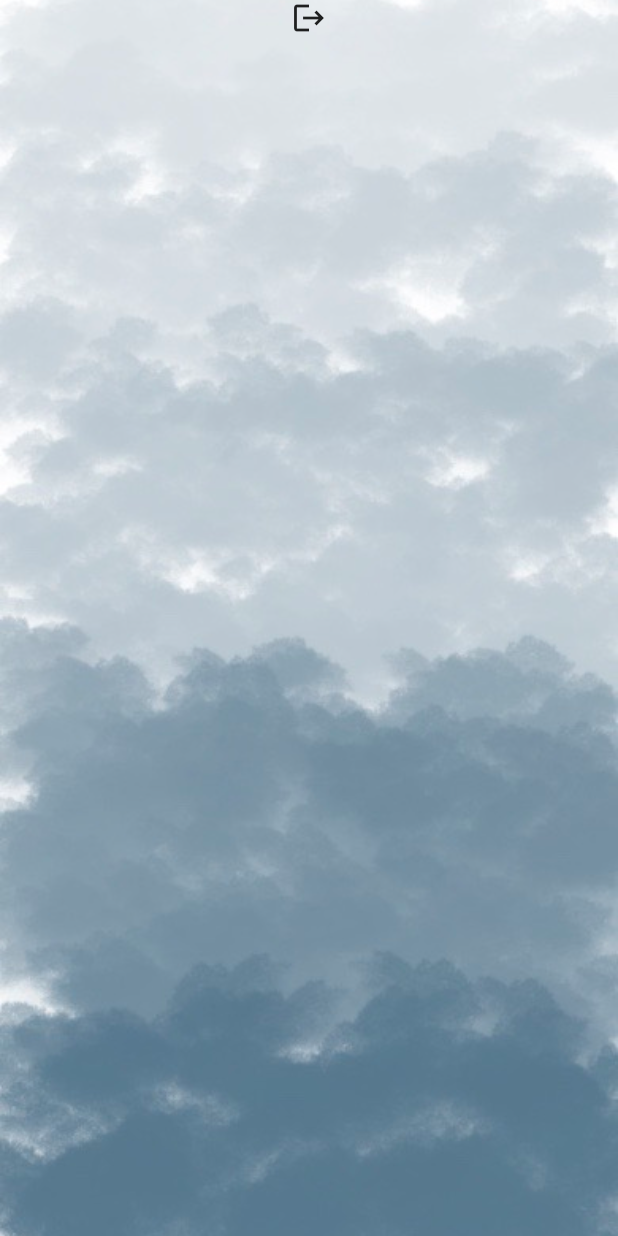
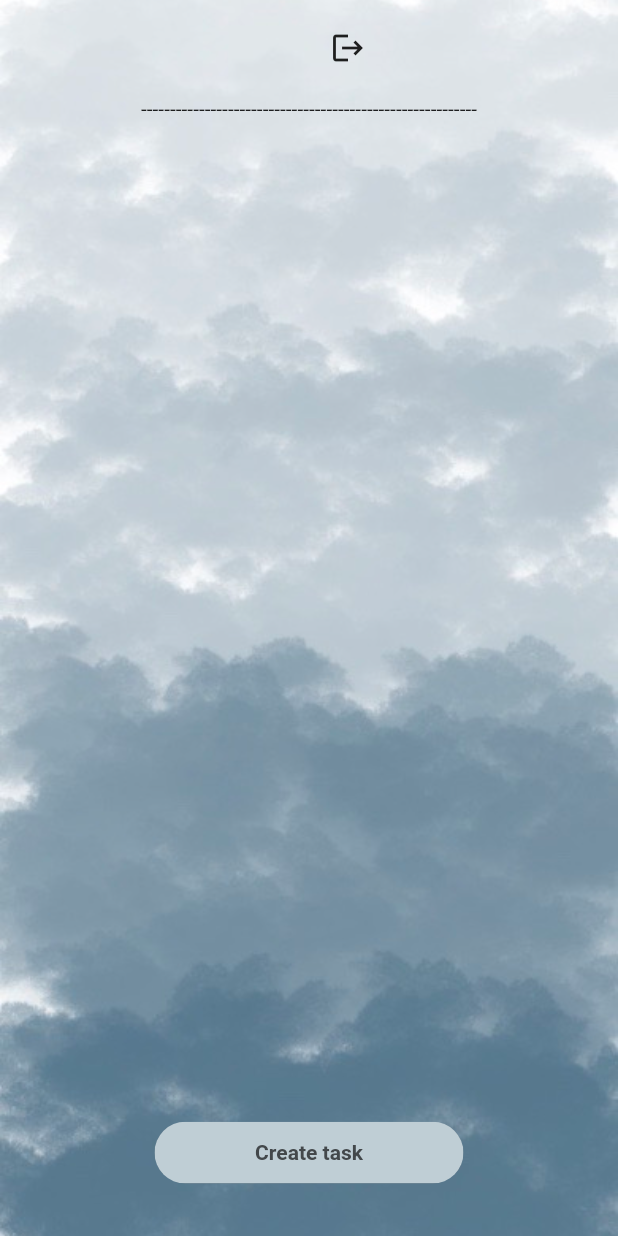
Before and after one commit to TopThatsanai/Safer_application, a Flutter app: the screen it shows once a user with an empty profile is signed in, on a phone screen of 412 x 824 dp. Run offline on Flutter 3.47's test engine with Material 2 defaults, Android fonts, the light colour scheme and no system bars; our stand-ins replace cloud_firestore, firebase_auth, firebase_core; accounts and stored records are empty; network calls fail.

Commit message:
edit&update

```diff
--- a/lib/components/background.dart
+++ b/lib/components/background.dart
@@ -10,7 +10,6 @@ class Background extends StatelessWidget {
   @override
   Widget build(BuildContext context) {
     return Stack(
-      alignment: Alignment.center,
       fit: StackFit.expand,
       children: <Widget>[
         Container(
--- a/lib/screens/Home/home_screen.dart
+++ b/lib/screens/Home/home_screen.dart
@@ -3,9 +3,9 @@ import 'package:firebase_auth/firebase_auth.dart';
 import 'package:flutter/material.dart';
 import 'package:safer/auth.dart';
 import 'package:safer/components/background.dart';
+import 'package:safer/components/rounded_button.dart';
 import 'package:safer/constants.dart';
-import 'package:safer/model/task.dart';
-import 'package:firebase_core/firebase_core.dart';
+import 'package:safer/screens/Post/post_screen.dart';
 import 'package:safer/screens/read_data/get_task.dart';
 
 class HomeScreen extends StatefulWidget {
@@ -33,26 +33,35 @@ class _HomeScreenState extends State<HomeScreen> {
         );
   }
 
-  // @override
-  // void initState() {
-  //   getDocId();
-  //   super.initState();
-  // }
-
   @override
   Widget build(BuildContext context) {
     return Scaffold(
       body: Background(
         child: Column(
-          mainAxisAlignment: MainAxisAlignment.center,
           children: [
-            GestureDetector(
-              onDoubleTap: () {
-                FirebaseAuth.instance.signOut();
-              },
-              child: Icon(Icons.logout),
+            Column(
+              children: [
+                Row(
+                  children: [
+                    Padding(
+                      padding: const EdgeInsets.fromLTRB(200, 0, 0, 0),
+                      child: Text(user?.email ?? 'User email'),
+                    ),
+                    Padding(
+                      padding: const EdgeInsets.all(20),
+                      child: GestureDetector(
+                        onDoubleTap: () {
+                          FirebaseAuth.instance.signOut();
+                        },
+                        child: Icon(Icons.logout),
+                      ),
+                    ),
+                  ],
+                ),
+                Text(
+                    '----------------------------------------------------------'),
+              ],
             ),
-            Text(user?.email ?? 'User email'),
             Expanded(
               child: FutureBuilder(
                 future: getDocId(),
@@ -72,71 +81,22 @@ class _HomeScreenState extends State<HomeScreen> {
                 },
               ),
             ),
+            RoundedButton(
+              text: 'Create task',
+              press: () {
+                Navigator.push(
+                  context,
+                  MaterialPageRoute(
+                    builder: (context) {
+                      return PostScreen();
+                    },
+                  ),
+                );
+              },
+            ),
           ],
         ),
       ),
     );
   }
 }
-  // Widget buildTask(Task task) => ListTile(
-  //       title: Text(task.name_task),
-  //       subtitle: Text(task.detail_task),
-  //     );
-
-  // Stream<List<Task>> readTasks() => FirebaseFirestore.instance
-  //     .collection('task')
-  //     .snapshots()
-  //     .map((snapshot) =>
-  //         snapshot.docs.map((doc) => Task.fromJson(doc.data())).toList());
-
-  // static Task fromJson(Map<String, dynamic> json) => Task(
-  //       id: json['id'],
-  //       fname: json['fname'],
-  //       lname: json['lname'],
-  //       address: json['address'],
-  //       phone: json['phone'],
-  //       name_task: json['name_task'],
-  //       detail_task: json['detail_task'],
-  //     );
-
-//}
-
-// class Task {
-//   String id;
-//   final String fname;
-//   final String lname;
-//   final String phone;
-//   final String address;
-//   final String name_task;
-//   final String detail_task;
-
-//   Task({
-//     this.id = '',
-//     required this.fname,
-//     required this.lname,
-//     required this.phone,
-//     required this.address,
-//     required this.name_task,
-//     required this.detail_task,
-//   });
-
-//   Map<String, dynamic> toJson() => {
-//         'id': id,
-//         'fname': fname,
-//         'lname': lname,
-//         'phone': phone,
-//         'address': address,
-//         'name_task': name_task,
-//         'detail_task': detail_task,
-//       };
-
-//   static fromJson(Map<String, dynamic> json) => Task(
-//         id: json['id'],
-//         fname: json['fname'],
-//         lname: json['lname'],
-//         phone: json['phone'],
-//         address: json['address'],
-//         name_task: json['name_task'],
-//         detail_task: json['detail_task'],
-//       );
-// }
--- a/lib/screens/Post/post_screen.dart
+++ b/lib/screens/Post/post_screen.dart
@@ -30,7 +30,7 @@ class _PostScreenState extends State<PostScreen> {
           padding: const EdgeInsets.all(20),
           child: SingleChildScrollView(
             child: Padding(
-              padding: const EdgeInsets.fromLTRB(0, 80, 0, 0),
+              padding: const EdgeInsets.fromLTRB(0, 20, 0, 0),
               child: Column(
                 mainAxisAlignment: MainAxisAlignment.center,
                 children: [
@@ -68,7 +68,7 @@ class _PostScreenState extends State<PostScreen> {
                   RoundedInputField(
                       hintText: 'Enter detail Here',
                       icon: Icons.details,
-                      controller: controller),
+                      controller: detailController),
                   RoundedButton(
                     text: 'Post',
                     press: () {
--- a/lib/widget_tree.dart
+++ b/lib/widget_tree.dart
@@ -1,7 +1,8 @@
 import 'package:safer/auth.dart';
 import 'package:safer/screens/Home/home_screen.dart';
+//import 'package:safer/screens/Home/navbar.dart';
 //import 'package:safer/screens/Home/home_screen.dart';
-import 'package:safer/screens/Post/post_screen.dart';
+//import 'package:safer/screens/Post/post_screen.dart';
 //import 'package:safer/screens/Profile/profile_screen.dart';
 import 'package:safer/screens/Login&Regiter/login_screen.dart';
 import 'package:flutter/material.dart';
```
Also changed, not shown: lib/screens/Home/nav_bottom_bar.dart (deleted, +0 -44 lines), lib/screens/Login&Regiter/components/body.dart (+1 -61 lines), lib/screens/Post/adduser.dart (deleted, +0 -38 lines), lib/screens/read_data/get_task.dart (+20 -1 lines).
